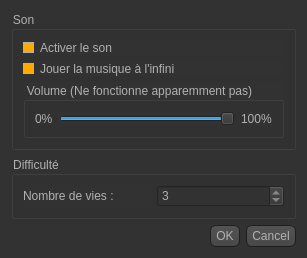
First picture: the form in vue/parametresson.ui, repository mourad1081/LaRevancheDesIndustriels, before the edit.
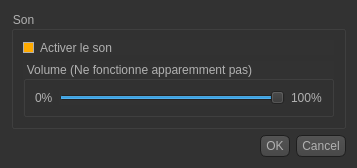
Second picture: the form after the edit. Icons and pictures are not drawn.

What changed in the file:
```diff
--- a/vue/parametresson.ui
+++ b/vue/parametresson.ui
@@ -6,8 +6,8 @@
    <rect>
     <x>0</x>
     <y>0</y>
-    <width>307</width>
-    <height>231</height>
+    <width>357</width>
+    <height>153</height>
    </rect>
   </property>
   <property name="windowTitle">
@@ -494,16 +494,6 @@
         </property>
        </widget>
       </item>
-      <item>
-       <widget class="QCheckBox" name="checkBoutonSonInfini">
-        <property name="text">
-         <string>Jouer la musique à l'infini</string>
-        </property>
-        <property name="checked">
-         <bool>true</bool>
-        </property>
-       </widget>
-      </item>
       <item>
        <widget class="QGroupBox" name="groupBox">
         <property name="title">
@@ -543,33 +533,6 @@
      </layout>
     </widget>
    </item>
-   <item>
-    <widget class="QGroupBox" name="groupBox_3">
-     <property name="title">
-      <string>Difficulté</string>
-     </property>
-     <layout class="QVBoxLayout" name="verticalLayout_3">
-      <item>
-       <layout class="QHBoxLayout" name="horizontalLayout_2">
-        <item>
-         <widget class="QLabel" name="label_3">
-          <property name="text">
-           <string>Nombre de vies : </string>
-          </property>
-         </widget>
-        </item>
-        <item>
-         <widget class="QSpinBox" name="spinVies">
-          <property name="value">
-           <number>3</number>
-          </property>
-         </widget>
-        </item>
-       </layout>
-      </item>
-     </layout>
-    </widget>
-   </item>
    <item>
     <widget class="QDialogButtonBox" name="buttonBox">
      <property name="orientation">
```
